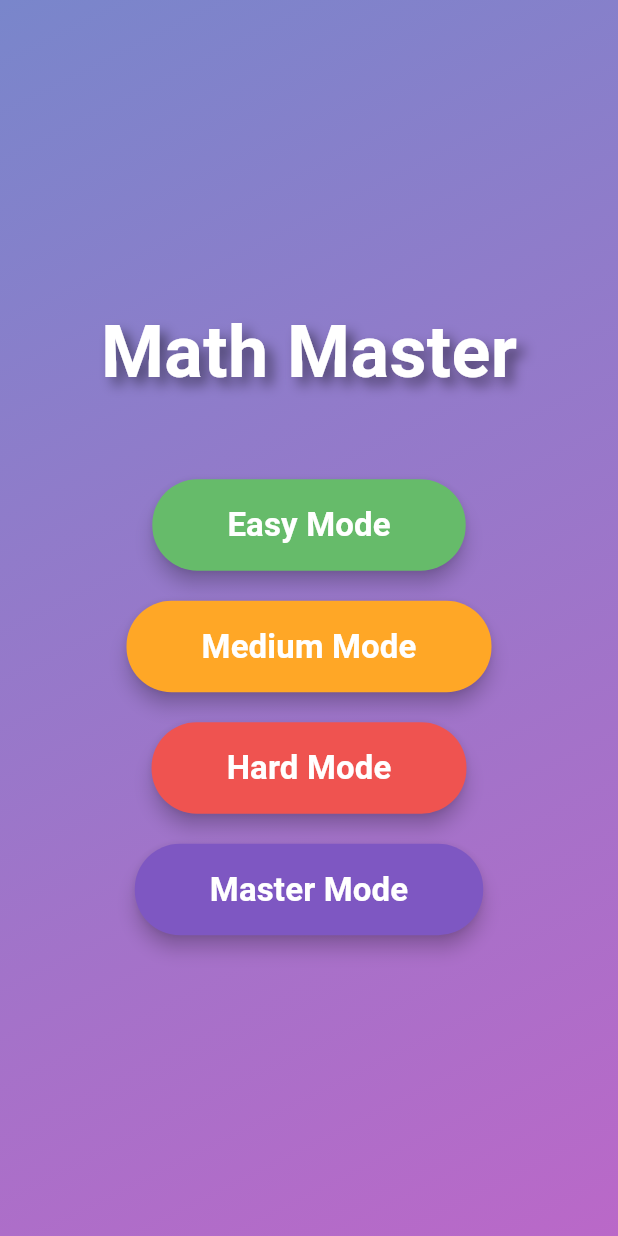
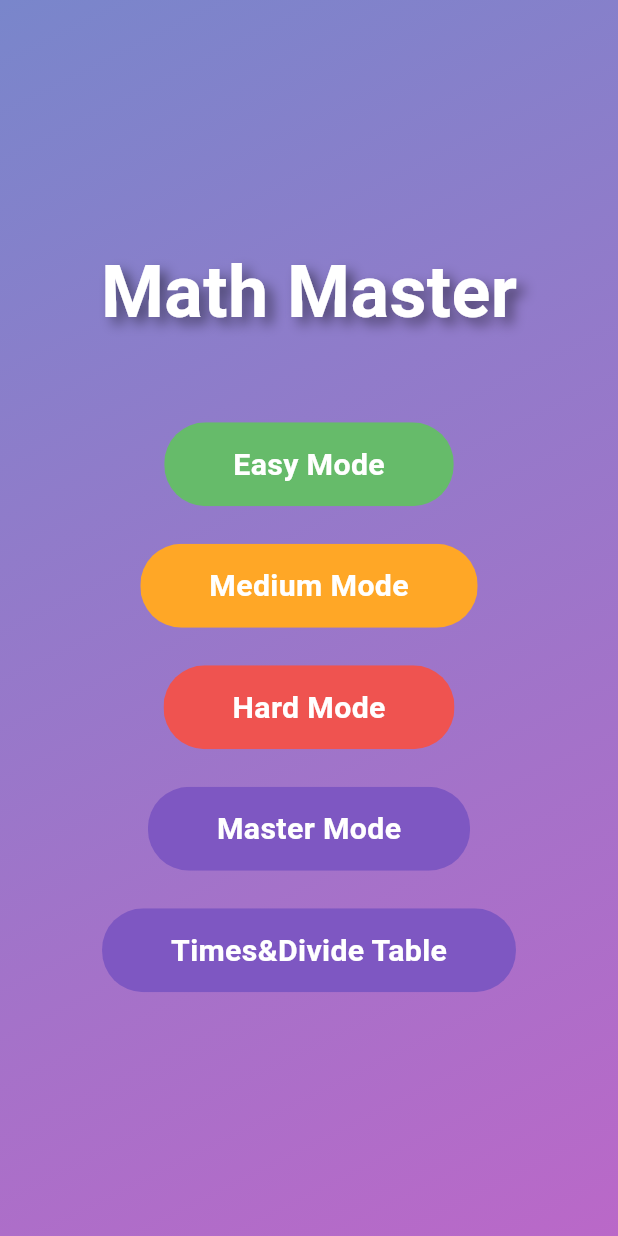
Before and after one commit to therasuldev/zifromania, a Flutter app: the screen it shows after launch, on a phone screen of 412 x 824 dp. Run offline on Flutter 3.47's test engine with Material 3 defaults, Android fonts, the phone set to English and light mode, and no system bars; our stand-ins replace audioplayers, confetti; Roboto replaces fonts that are missing (Montserrat).

Commit message:
Refactor GameIntroScreen to use DifficultyButton widget and add new difficulty level for Times & Divide Table

```diff
--- a/lib/main.dart
+++ b/lib/main.dart
@@ -27,9 +27,14 @@ class MathGameApp extends StatelessWidget {
   }
 }
 
-class GameIntroScreen extends StatelessWidget {
+class GameIntroScreen extends StatefulWidget {
   const GameIntroScreen({super.key});
 
+  @override
+  State<GameIntroScreen> createState() => _GameIntroScreenState();
+}
+
+class _GameIntroScreenState extends State<GameIntroScreen> {
   @override
   Widget build(BuildContext context) {
     return Scaffold(
@@ -61,44 +66,117 @@ class GameIntroScreen extends StatelessWidget {
                 ),
               ),
               const SizedBox(height: 50),
-              _buildDifficultyButton(context, 'Easy Mode', Colors.green.shade400, GameDifficulty.easy),
+              DifficultyButton(title: 'Easy Mode', color: Colors.green.shade400, difficulty: GameDifficulty.easy),
               const SizedBox(height: 20),
-              _buildDifficultyButton(context, 'Medium Mode', Colors.orange.shade400, GameDifficulty.medium),
+              DifficultyButton(title: 'Medium Mode', color: Colors.orange.shade400, difficulty: GameDifficulty.medium),
               const SizedBox(height: 20),
-              _buildDifficultyButton(context, 'Hard Mode', Colors.red.shade400, GameDifficulty.hard),
+              DifficultyButton(title: 'Hard Mode', color: Colors.red.shade400, difficulty: GameDifficulty.hard),
               const SizedBox(height: 20),
-              _buildDifficultyButton(context, 'Master Mode', Colors.deepPurple.shade400, GameDifficulty.veryDifficult),
+              DifficultyButton(title: 'Master Mode', color: Colors.deepPurple.shade400, difficulty: GameDifficulty.veryDifficult),
+              const SizedBox(height: 20),
+              DifficultyButton(
+                  title: 'Times&Divide Table', color: Colors.deepPurple.shade400, difficulty: GameDifficulty.timesDivideTable),
             ],
           ),
         ),
       ),
     );
   }
+}
 
-  Widget _buildDifficultyButton(BuildContext context, String title, Color color, GameDifficulty difficulty) {
-    return ElevatedButton(
-      style: ElevatedButton.styleFrom(
-        backgroundColor: color,
-        padding: const EdgeInsets.symmetric(horizontal: 50, vertical: 15),
-        shape: RoundedRectangleBorder(
-          borderRadius: BorderRadius.circular(30),
-        ),
-        elevation: 5,
-      ),
-      onPressed: () {
+class DifficultyButton extends StatefulWidget {
+  final String title;
+  final Color color;
+  final GameDifficulty difficulty;
+
+  const DifficultyButton({
+    super.key,
+    required this.title,
+    required this.color,
+    required this.difficulty,
+  });
+
+  @override
+  State<DifficultyButton> createState() => _DifficultyButtonState();
+}
+
+class _DifficultyButtonState extends State<DifficultyButton> with SingleTickerProviderStateMixin {
+  late AnimationController _animationController;
+  late Animation<double> _animation;
+  late Color _buttonColor;
+
+  @override
+  void initState() {
+    super.initState();
+    _animationController = AnimationController(
+      duration: const Duration(milliseconds: 100),
+      vsync: this,
+      lowerBound: 0.8, // Kiçilmə dərəcəsi
+      upperBound: 1.0, // Normal ölçü
+    );
+    _animation = CurvedAnimation(
+      parent: _animationController,
+      curve: Curves.easeInOut,
+    );
+    _buttonColor = widget.color; // Əsas rəng
+  }
+
+  @override
+  void dispose() {
+    _animationController.dispose();
+    super.dispose();
+  }
+
+  @override
+  Widget build(BuildContext context) {
+    return GestureDetector(
+      onTapDown: (_) {
+        _animationController.reverse(); // Basanda kiçilir
+        setState(() {
+          _buttonColor = widget.color.withValues(alpha: 0.7); // Tündləşdirilmiş rəng
+        });
+      },
+      onTapUp: (_) {
+        _animationController.forward(); // Buraxanda böyüyür
+        setState(() {
+          _buttonColor = widget.color; // Normal rəngə qayıdır
+        });
         Navigator.push(
           context,
           MaterialPageRoute(
-            builder: (context) => GameScreen(difficulty: difficulty),
+            builder: (context) {
+              return GameScreen(difficulty: widget.difficulty);
+            },
           ),
         );
       },
-      child: Text(
-        title,
-        style: const TextStyle(
-          fontSize: 22,
-          fontWeight: FontWeight.bold,
-          color: Colors.white,
+      onTapCancel: () {
+        _animationController.animateTo(1.0); // Əgər toxunub çıxarsa, normal ölçüyə qayıdır
+        setState(() {
+          _buttonColor = widget.color; // Normal rəngə qayıdır
+        });
+      },
+      child: ScaleTransition(
+        scale: _animation,
+        child: ClipRRect(
+          borderRadius: BorderRadius.circular(30),
+          child: Ink(
+            color: Colors.black,
+            child: ColoredBox(
+              color: _buttonColor,
+              child: Padding(
+                padding: const EdgeInsets.symmetric(horizontal: 50, vertical: 15),
+                child: Text(
+                  widget.title,
+                  style: const TextStyle(
+                    fontSize: 22,
+                    fontWeight: FontWeight.bold,
+                    color: Colors.white,
+                  ),
+                ),
+              ),
+            ),
+          ),
         ),
       ),
     );
@@ -106,7 +184,7 @@ class GameIntroScreen extends StatelessWidget {
 }
 
 // Enum for Game Difficulty Levels
-enum GameDifficulty { easy, medium, hard, veryDifficult, mix }
+enum GameDifficulty { easy, medium, hard, veryDifficult, mix, timesDivideTable }
 
 // Enum for Operation Types with Extended Operations
 enum OperationType { addition, subtraction, multiplication, division, squareRoot, modulo, exponentiation, logarithm }
@@ -329,6 +407,23 @@ class _GameScreenState extends State<GameScreen> with SingleTickerProviderStateM
           }
         }
         break;
+      case GameDifficulty.timesDivideTable:
+        operation = [OperationType.division, OperationType.multiplication][random.nextInt(2)];
+        num1 = random.nextInt(10) + 1; // 1-100
+        num2 = random.nextInt(10) + 1; // 1-100
+        switch (operation) {
+          case OperationType.multiplication:
+            correctAnswer = num1 * num2;
+            currentQuestion = '$num1 × $num2 = ?';
+            break;
+          case OperationType.division:
+            num2 = num2 == 0 ? 1 : num2;
+            correctAnswer = num1 ~/ num2;
+            currentQuestion = '$num1 ÷ $num2 = ?';
+            break;
+
+          default:
+        }
     }
 
     // Cavab seçimlərini strategik şəkildə yaradılması
@@ -497,6 +592,9 @@ class _GameScreenState extends State<GameScreen> with SingleTickerProviderStateM
       case GameDifficulty.mix:
         difficultyTitle = 'Səviyyə 5: Qarışıq';
         break;
+      case GameDifficulty.timesDivideTable:
+        difficultyTitle = 'Səviyyə 6: Vurma & Bolme Cədvəli';
+        break;
     }
 
     return Scaffold(
```
